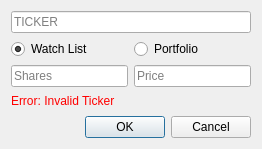
The window that forms/AddStockDialog.ui (jkulskis/stock-copter) describes before a commit, drawn with Qt 5.
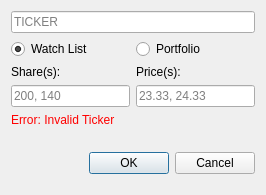
The same window after the commit.

Diff of the .ui file:
```diff
--- a/forms/AddStockDialog.ui
+++ b/forms/AddStockDialog.ui
@@ -6,12 +6,12 @@
    <rect>
     <x>0</x>
     <y>0</y>
-    <width>262</width>
-    <height>149</height>
+    <width>266</width>
+    <height>195</height>
    </rect>
   </property>
   <property name="sizePolicy">
-   <sizepolicy hsizetype="Minimum" vsizetype="Preferred">
+   <sizepolicy hsizetype="Fixed" vsizetype="Fixed">
     <horstretch>0</horstretch>
     <verstretch>0</verstretch>
    </sizepolicy>
@@ -22,7 +22,7 @@
   <property name="inputMethodHints">
    <set>Qt::ImhNone</set>
   </property>
-  <layout class="QVBoxLayout" name="verticalLayout">
+  <layout class="QVBoxLayout" name="verticalLayout_3">
    <item>
     <widget class="QLineEdit" name="lineEditTicker">
      <property name="placeholderText">
@@ -31,8 +31,10 @@
     </widget>
    </item>
    <item>
-    <layout class="QHBoxLayout" name="horizontalLayout_2">
+    <layout class="QHBoxLayout" name="horizontalLayout">
      <item>
+      <layout class="QVBoxLayout" name="verticalLayout_2">
+       <item alignment="Qt::AlignTop">
       <widget class="QRadioButton" name="radioButtonWatchList">
        <property name="sizePolicy">
         <sizepolicy hsizetype="Minimum" vsizetype="Minimum">
@@ -48,7 +50,28 @@
        </property>
       </widget>
      </item>
+       <item alignment="Qt::AlignTop">
+        <widget class="QLabel" name="labelShares">
+         <property name="text">
+          <string>Share(s):</string>
+         </property>
+        </widget>
+       </item>
+       <item alignment="Qt::AlignTop">
+        <widget class="QLineEdit" name="lineEditShares">
+         <property name="readOnly">
+          <bool>true</bool>
+         </property>
+         <property name="placeholderText">
+          <string>200, 140</string>
+         </property>
+        </widget>
+       </item>
+      </layout>
+     </item>
      <item>
+      <layout class="QVBoxLayout" name="verticalLayout">
+       <item alignment="Qt::AlignTop">
       <widget class="QRadioButton" name="radioButtonPortfolio">
        <property name="sizePolicy">
         <sizepolicy hsizetype="Minimum" vsizetype="Minimum">
@@ -61,40 +84,35 @@
        </property>
       </widget>
      </item>
-    </layout>
-   </item>
-   <item>
-    <layout class="QHBoxLayout" name="horizontalLayout">
-     <item>
-      <widget class="QLineEdit" name="lineEditShares">
-       <property name="readOnly">
-        <bool>true</bool>
-       </property>
-       <property name="placeholderText">
-        <string>Shares</string>
-       </property>
-      </widget>
-     </item>
-     <item>
-      <widget class="QLineEdit" name="lineEditPrice">
+       <item alignment="Qt::AlignTop">
+        <widget class="QLabel" name="labelPrices">
+         <property name="text">
+          <string>Price(s):</string>
+         </property>
+        </widget>
+       </item>
+       <item alignment="Qt::AlignTop">
+        <widget class="QLineEdit" name="lineEditPrices">
        <property name="readOnly">
         <bool>true</bool>
        </property>
        <property name="placeholderText">
-        <string>Price</string>
+          <string>23.33, 24.33</string>
        </property>
       </widget>
      </item>
     </layout>
    </item>
-   <item>
+    </layout>
+   </item>
+   <item alignment="Qt::AlignTop">
     <widget class="QLabel" name="labelError">
      <property name="text">
       <string>&lt;html&gt;&lt;head/&gt;&lt;body&gt;&lt;p&gt;&lt;span style=&quot; color:#ff0000;&quot;&gt;Error: Invalid Ticker&lt;/span&gt;&lt;/p&gt;&lt;/body&gt;&lt;/html&gt;</string>
      </property>
     </widget>
    </item>
-   <item>
+   <item alignment="Qt::AlignTop">
     <widget class="QDialogButtonBox" name="buttonBox">
      <property name="orientation">
       <enum>Qt::Horizontal</enum>
```
Left out of the diff: 2 changed lines with no effect on the pictures. Lines whose indentation alone changed are shown as unchanged.
